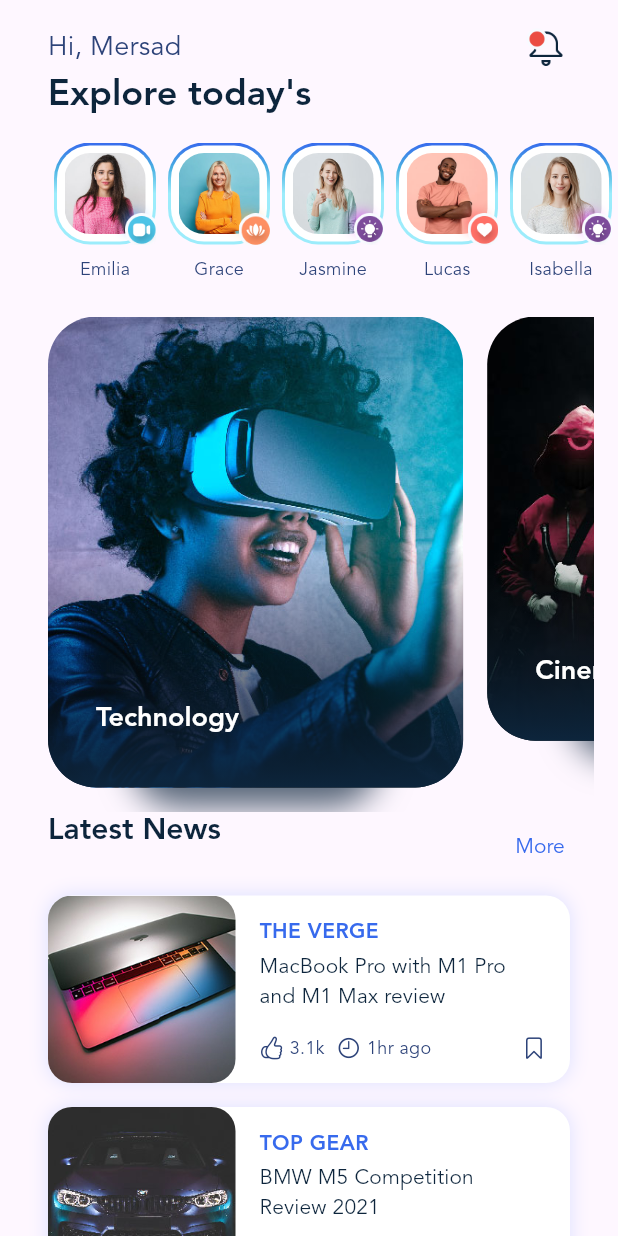
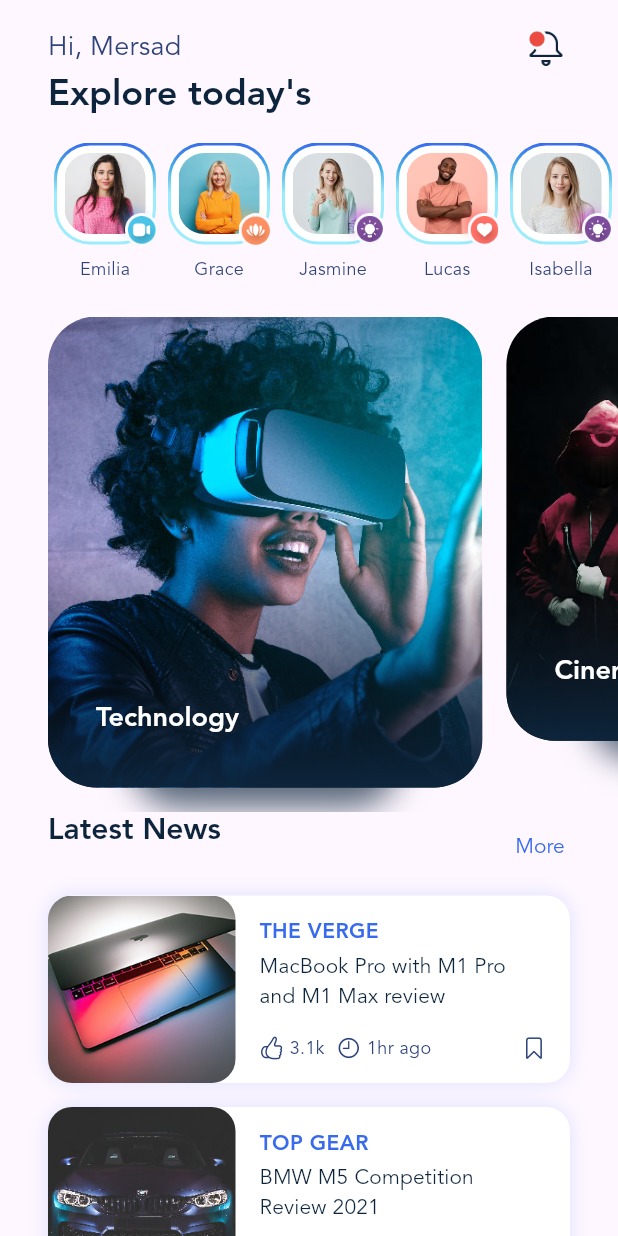
Before and after one commit to MersadMolaei/BlogClub, a Flutter app: the screen it shows after launch, on a phone screen of 412 x 824 dp. Run offline on Flutter 3.47's test engine with Material 2 defaults, Android fonts, the phone set to English and light mode, and no system bars.

Commit message:
Minor: chages on UI

```diff
--- a/lib/main.dart
+++ b/lib/main.dart
@@ -110,7 +110,7 @@ class HomeScreen extends StatelessWidget {
               ),
               StoryList(stories: stories, themeData: themeData),
               const SizedBox(height: 16),
-              const SizedBox(height: 330, child: CategoryList()),
+              const SizedBox(height: 330, width: double.infinity,child: CategoryList()),
               const PostList(),
               const SizedBox(height: 32),
             ],
@@ -442,14 +442,14 @@ class PostList extends StatelessWidget {
           physics: const ClampingScrollPhysics(),
           itemBuilder: (context, index) {
             final post = posts[index];
-            return Post(post: post);
+            return PostItem(post: post);
           }),
     ]);
   }
 }
 
-class Post extends StatelessWidget {
-  const Post({
+class PostItem extends StatelessWidget {
+  const PostItem({
     super.key,
     required this.post,
   });
```
